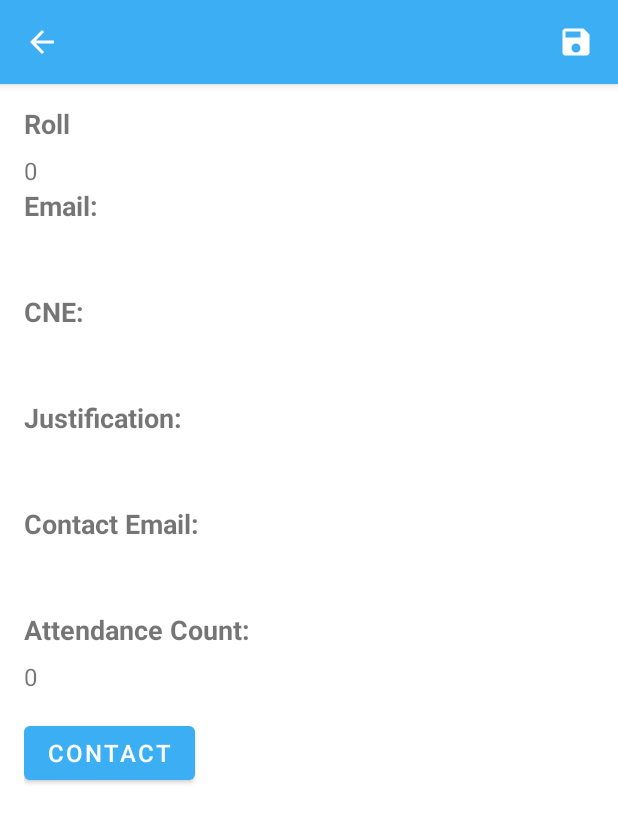
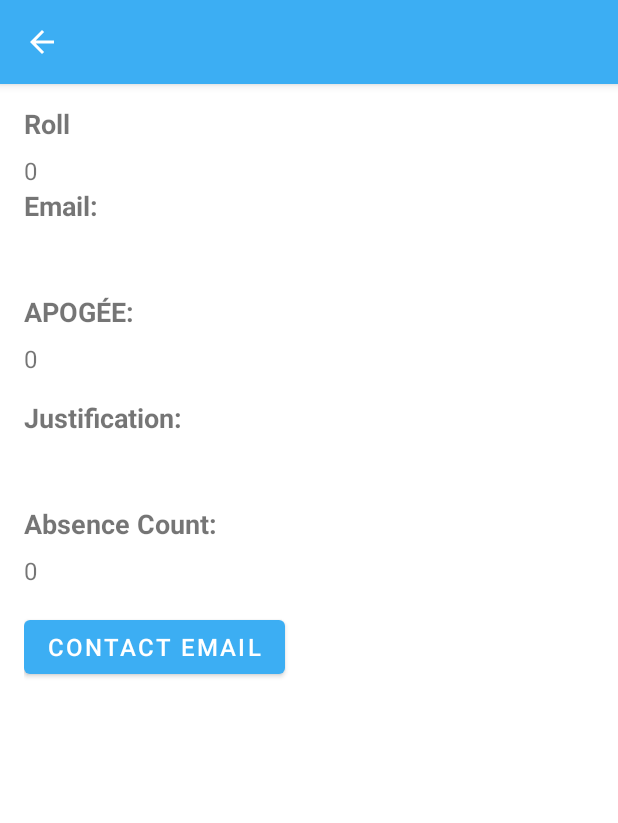
Before and after one commit to SoukainaNadir/StudentTrack, an Android app: the AbsentDetailsActivity screen opened directly, with no data from a screen before it, on a phone screen of 412 x 824 dp. Shown: the top 823 px of the screen. Run offline under Robolectric (Android 15) with nearby library versions, the phone set to English and light mode, and no system bars.

Commit message:
student details update

```diff
--- a/app/src/main/java/com/example/studenttrack/AbsentDetailsActivity.java
+++ b/app/src/main/java/com/example/studenttrack/AbsentDetailsActivity.java
@@ -10,40 +10,58 @@ import android.util.Log;
 import android.view.View;
 import android.widget.ImageButton;
 import android.widget.TextView;
+import android.widget.Toast;
 
 public class AbsentDetailsActivity extends AppCompatActivity {
 
-    private String className;
-    private String subjectName;
+
+    private String studentName;
 
     private int roll;
-
+    private int apogee;
 
     private TextView rollTextView;
+    private TextView apogee_textview;
 
     private DBHelper dbHelper;
-    TextView attendance_count_textview;
+    private TextView attendance_count_textview;
 
-
+    private int studentId;
 
     @Override
     protected void onCreate(Bundle savedInstanceState) {
         super.onCreate(savedInstanceState);
         setContentView(R.layout.activity_absent_details);
 
+        dbHelper = new DBHelper(this);
 
-        className = getIntent().getStringExtra("className");
-        subjectName = getIntent().getStringExtra("subjectName");
+        studentName = getIntent().getStringExtra("studentName");
         roll = getIntent().getIntExtra("roll", 0);
+        apogee = getIntent().getIntExtra("apogee", 0);
 
 
 
 
+
+
+
+        rollTextView = findViewById(R.id.roll_textview);
+        rollTextView.setText(String.valueOf(roll));
+
+        apogee_textview = findViewById(R.id.apogee_textview);
+        String apogeeValue = String.valueOf(apogee);
+
+        // Fetch and display the updated apogee from the database
+        int updatedApogee = dbHelper.getStudentApogee(roll);
+        if (updatedApogee != -1) {
+            apogeeValue = String.valueOf(updatedApogee);
+        }
+
+        apogee_textview.setText(apogeeValue);
+
         // Find the TextView in your layout
         attendance_count_textview = findViewById(R.id.attendance_count_textview);
 
-        // Create an instance of DBHelper
-        dbHelper = new DBHelper(this);
 
         // Retrieve the cursor with absence count for each student
         Cursor cursor = dbHelper.countStudentAbsences();
@@ -52,8 +70,9 @@ public class AbsentDetailsActivity extends AppCompatActivity {
         int absenceCount = 0;
         if (cursor.moveToFirst()) {
             do {
-                int studentId = cursor.getInt(cursor.getColumnIndexOrThrow(DBHelper.S_ID));
-                if (studentId == roll) {
+                int sid = cursor.getInt(cursor.getColumnIndexOrThrow(DBHelper.S_ID));
+
+                if (sid == roll) {
                     absenceCount = cursor.getInt(cursor.getColumnIndexOrThrow("AbsenceCount"));
                     break;
                 }
@@ -64,37 +83,19 @@ public class AbsentDetailsActivity extends AppCompatActivity {
         // Set the absence count string as the text of the TextView
         attendance_count_textview.setText(String.valueOf(absenceCount));
 
-
-        rollTextView = findViewById(R.id.roll_textview);
-        rollTextView.setText(String.valueOf(roll));
-
         setToolbar();
-
 
     }
 
 
+    private void setToolbar() {
+        Toolbar toolbar = findViewById(R.id.toolbar);
 
-
-
-    private void setToolbar() {
-            Toolbar toolbar = findViewById(R.id.toolbar);
-
-
-            // Find the views for title, subtitle, and back button
-            TextView title = toolbar.findViewById(R.id.title_toolbar);
-            TextView subtitle = toolbar.findViewById(R.id.subtitle_toolbar);
+        TextView title = toolbar.findViewById(R.id.title_toolbar);
+        TextView subtitle = toolbar.findViewById(R.id.subtitle_toolbar);
+        title.setText(studentName);
             ImageButton backButton = findViewById(R.id.back);
 
-
-            Log.d("SheetActivity", "className: " + className);
-            Log.d("SheetActivity", "subjectName: " + subjectName);
-
-            // Set the title and subtitle text
-            title.setText(className);
-            subtitle.setText(subjectName);
-
-            // Set a click listener for the back button
             backButton.setOnClickListener(new View.OnClickListener() {
                 @Override
                 public void onClick(View v) {
@@ -102,5 +103,10 @@ public class AbsentDetailsActivity extends AppCompatActivity {
                     onBackPressed();
                 }
             });
+
+        // Hide the save button
+        ImageButton saveButton = findViewById(R.id.save);
+        saveButton.setVisibility(View.GONE);
+        subtitle.setVisibility(View.GONE);
         }
 }
--- a/app/src/main/java/com/example/studenttrack/DBHelper.java
+++ b/app/src/main/java/com/example/studenttrack/DBHelper.java
@@ -8,7 +8,6 @@ import android.database.sqlite.SQLiteDatabase;
 import android.database.sqlite.SQLiteOpenHelper;
 
 public class DBHelper extends SQLiteOpenHelper {
-
     public static final String DBNAME = "absent.db";
     public static final String TABLE_USERS = "users";
     public static final String COLUMN_USERNAME = "username";
@@ -48,13 +47,14 @@ public class DBHelper extends SQLiteOpenHelper {
     public static final String STUDENT_ROLL_KEY = "ROLL";
 
     private static final String CREATE_STUDENT_TABLE =
-            "CREATE TABLE "+ STUDENT_TABLE_NAME +
-                    "("+
-                    S_ID+" INTEGER PRIMARY KEY AUTOINCREMENT NOT NULL, "+
-                    C_ID + " INTEGER NOT NULL, "+
-                    STUDENT_NAME_KEY + " TEXT NOT NULL, "+
-                    STUDENT_ROLL_KEY + " INEGER, "+
-                    " FOREIGN KEY ( "+C_ID+") REFERENCES "+ CLASS_TABLE_NAME + "("+C_ID+")"+
+            "CREATE TABLE " + STUDENT_TABLE_NAME + "(" +
+                    S_ID + " INTEGER PRIMARY KEY AUTOINCREMENT NOT NULL, " +
+                    C_ID + " INTEGER NOT NULL, " +
+                    STUDENT_NAME_KEY + " TEXT NOT NULL, " +
+                    STUDENT_ROLL_KEY + " INTEGER, " +
+                    COLUMN_APOGEE + " INTEGER NOT NULL, " +
+                    "FOREIGN KEY (" + C_ID + ") REFERENCES " + CLASS_TABLE_NAME + "(" + C_ID + "), " +
+                    "FOREIGN KEY (" + COLUMN_APOGEE + ") REFERENCES " + TABLE_USERS + "(" + COLUMN_APOGEE + ")" +
                     ");";
 
     private static final String DROP_STUDENT_TABLE = "DROP TABLE IF EXISTS "+STUDENT_TABLE_NAME;
@@ -200,12 +200,13 @@ public class DBHelper extends SQLiteOpenHelper {
         return database.update(CLASS_TABLE_NAME, values,C_ID+"=?",new String[]{String.valueOf(cid)});
     }
 
-    long addStudent(long cid, int roll, String name){
+    long addStudent(long cid, int roll, String name, int apogee){
         SQLiteDatabase database = this.getWritableDatabase();
         ContentValues values = new ContentValues();
         values.put(C_ID,cid);
         values.put(STUDENT_ROLL_KEY,roll);
         values.put(STUDENT_NAME_KEY,name);
+        values.put(COLUMN_APOGEE,apogee);
         return database.insert(STUDENT_TABLE_NAME,null,values);
     }
 
@@ -219,10 +220,11 @@ public class DBHelper extends SQLiteOpenHelper {
         return database.delete(STUDENT_TABLE_NAME,S_ID+"=?",new String[]{String.valueOf(sid)});
     }
 
-    long updateStudent(long sid, String name){
+    long updateStudent(long sid, String name, int apogee){
         SQLiteDatabase database = this.getWritableDatabase();
         ContentValues values = new ContentValues();
         values.put(STUDENT_NAME_KEY,name);
+        values.put(COLUMN_APOGEE,apogee);
 
         return database.update(STUDENT_TABLE_NAME,values,S_ID+"=?",new String[]{String.valueOf(sid)});
     }
@@ -259,6 +261,22 @@ public class DBHelper extends SQLiteOpenHelper {
         return database.query(STATUS_TABLE_NAME,new String[]{DATE_KEY},C_ID+"="+cid,null,"substr("+DATE_KEY+",4,7)",null,null);
     }
 
+
+
+    public int getStudentApogee(long studentId) {
+        SQLiteDatabase db = this.getReadableDatabase();
+        int apogee = -1;
+
+        Cursor cursor = db.query(STUDENT_TABLE_NAME, new String[]{COLUMN_APOGEE}, S_ID + "=?",
+                new String[]{String.valueOf(studentId)}, null, null, null, null);
+        if (cursor != null && cursor.moveToFirst()) {
+            apogee = cursor.getInt(cursor.getColumnIndexOrThrow(COLUMN_APOGEE));
+            cursor.close();
+        }
+        return apogee;
+    }
+
+
     public Cursor countStudentAbsences() {
         SQLiteDatabase database = this.getReadableDatabase();
         String[] columns = {S_ID, "COUNT(" + STATUS_KEY + ") AS AbsenceCount"};
@@ -275,6 +293,4 @@ public class DBHelper extends SQLiteOpenHelper {
 
 
 
-
-
 }
--- /dev/null
+++ b/app/src/main/res/drawable/baseline_calendar_month_24.xml
@@ -0,0 +1,5 @@
+<vector android:height="24dp" android:tint="#FFFFFF"
+    android:viewportHeight="24" android:viewportWidth="24"
+    android:width="24dp" xmlns:android="http://schemas.android.com/apk/res/android">
+    <path android:fillColor="@android:color/white" android:pathData="M19,4h-1V2h-2v2H8V2H6v2H5C3.89,4 3.01,4.9 3.01,6L3,20c0,1.1 0.89,2 2,2h14c1.1,0 2,-0.9 2,-2V6C21,4.9 20.1,4 19,4zM19,20H5V10h14V20zM9,14H7v-2h2V14zM13,14h-2v-2h2V14zM17,14h-2v-2h2V14zM9,18H7v-2h2V18zM13,18h-2v-2h2V18zM17,18h-2v-2h2V18z"/>
+</vector>
--- a/app/src/main/res/layout/activity_absent_details.xml
+++ b/app/src/main/res/layout/activity_absent_details.xml
@@ -53,12 +53,12 @@
             android:layout_height="wrap_content"
             android:layout_below="@id/email_textview"
             android:layout_marginTop="16dp"
-            android:text="CNE:"
+            android:text="APOGÉE:"
             android:textSize="18sp"
             android:textStyle="bold" />
 
         <TextView
-            android:id="@+id/cne_textview"
+            android:id="@+id/apogee_textview"
             android:layout_width="wrap_content"
             android:layout_height="wrap_content"
             android:layout_below="@id/cne_label_textview"
@@ -69,7 +69,7 @@
             android:id="@+id/justification_label_textview"
             android:layout_width="wrap_content"
             android:layout_height="wrap_content"
-            android:layout_below="@id/cne_textview"
+            android:layout_below="@id/apogee_textview"
             android:layout_marginTop="16dp"
             android:text="Justification:"
             android:textSize="18sp"
@@ -83,30 +83,14 @@
             android:layout_marginTop="8dp"
             android:textSize="16sp" />
 
-        <TextView
-            android:id="@+id/contact_email_label_textview"
-            android:layout_width="wrap_content"
-            android:layout_height="wrap_content"
-            android:layout_below="@id/justification_textview"
-            android:layout_marginTop="16dp"
-            android:text="Contact Email:"
-            android:textSize="18sp"
-            android:textStyle="bold" />
 
-        <TextView
-            android:id="@+id/contact_email_textview"
-            android:layout_width="wrap_content"
-            android:layout_height="wrap_content"
-            android:layout_below="@id/contact_email_label_textview"
-            android:layout_marginTop="8dp"
-            android:textSize="16sp" />
        <TextView
            android:id="@+id/attendance_count_label_textview"
            android:layout_width="wrap_content"
            android:layout_height="wrap_content"
-           android:layout_below="@id/contact_email_textview"
+           android:layout_below="@id/justification_textview"
            android:layout_marginTop="16dp"
-           android:text="Attendance Count:"
+           android:text="Absence Count:"
            android:textSize="18sp"
            android:textStyle="bold" />
 
@@ -124,7 +108,7 @@
            android:layout_height="wrap_content"
            android:layout_below="@id/attendance_count_textview"
            android:layout_marginTop="16dp"
-           android:text="Contact"
+           android:text="Contact Email"
            android:textSize="16sp" />
 
    </RelativeLayout>
--- a/app/src/main/res/layout/activity_start.xml
+++ b/app/src/main/res/layout/activity_start.xml
@@ -38,8 +38,6 @@
         android:layout_centerHorizontal="true"
         android:layout_marginTop="16dp"
         />
-
-
     <Button
         android:id="@+id/start_button"
         android:layout_width="wrap_content"
```
Also changed, not shown: app/src/main/java/com/example/studenttrack/MyDialog.java (+30 -5 lines), app/src/main/java/com/example/studenttrack/StudentActivity.java (+25 -12 lines), app/src/main/java/com/example/studenttrack/Studentitem.java (+13 -2 lines), app/src/main/res/layout/activity_home_student.xml (+54 -8 lines), app/src/main/res/layout/dialog_student.xml (added, +93 -0 lines).
